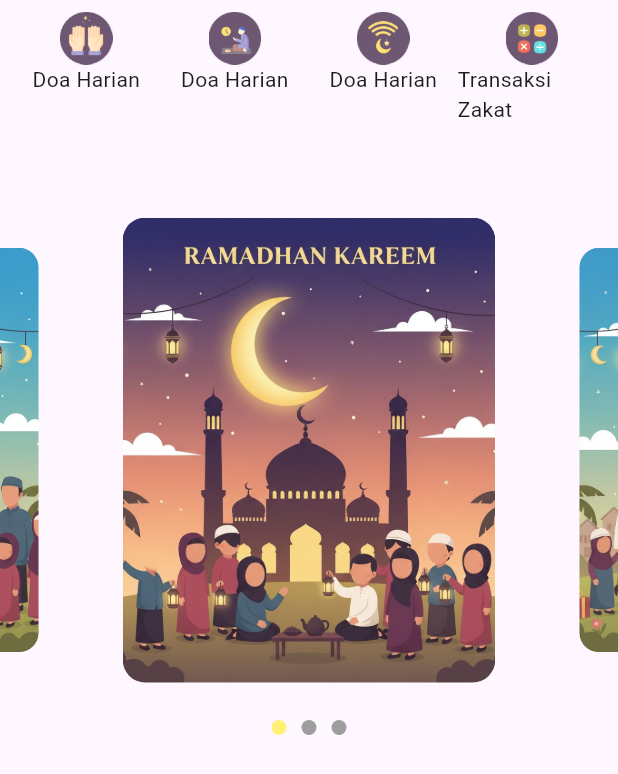
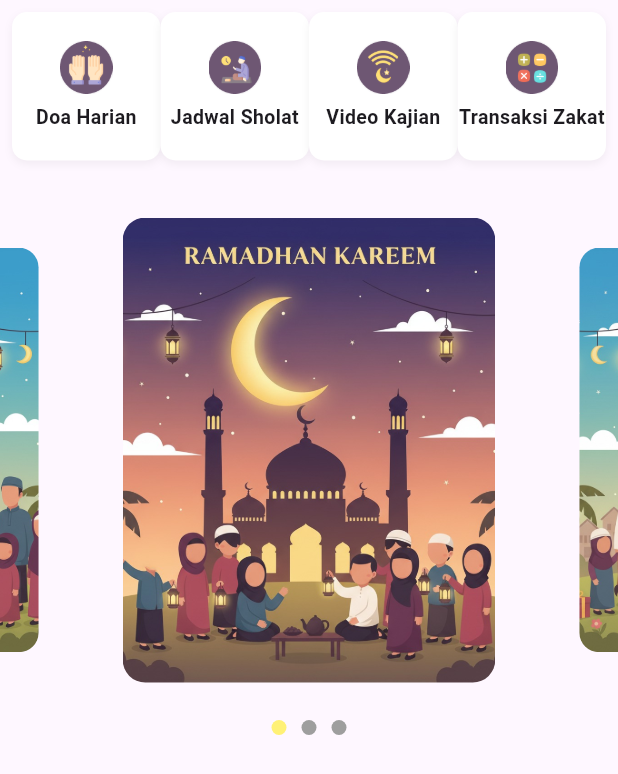
Before and after one commit to Gha211th/Bitaqwa-App-Project, a Flutter app: the screen it shows after launch, on a phone screen of 412 x 824 dp. Shown: the top 774 px of the screen. Run offline on Flutter 3.47's test engine with Material 3 defaults, Android fonts, the phone set to English and light mode, and no system bars; drawn by our look-alikes of carousel_slider; our stand-ins replace geocoding, geolocator, permission_handler, shared_preferences; missing offline and left inert: string_similarity; Roboto replaces fonts that are missing (monserrat).

Commit message:
modify the button

```diff
--- a/lib/pages/home_page.dart
+++ b/lib/pages/home_page.dart
@@ -39,7 +39,34 @@ class _Home_PageState extends State<Home_Page> {
   }
 
   Widget _buildMenuItem(String iconPath, String title, String rootName) {
-    return Column(children: [Image.asset(iconPath, width: 35), Text(title)]);
+    return Container(
+      decoration: BoxDecoration(
+        color: Colors.white,
+        borderRadius: BorderRadius.circular(10),
+        boxShadow: [
+          BoxShadow(
+            color: Colors.black.withOpacity(0.05),
+            blurRadius: 4,
+            offset: const Offset(0, 2),
+          ),
+        ],
+      ),
+      child: Column(
+        mainAxisAlignment: MainAxisAlignment.center,
+        children: [
+          Image.asset(iconPath, width: 35),
+          const SizedBox(height: 6),
+          Text(
+            title,
+            style: TextStyle(
+              fontFamily: 'monserrat',
+              fontWeight: FontWeight.w700,
+              fontSize: 13,
+            ),
+          ),
+        ],
+      ),
+    );
   }
 
   Widget _menuBuildGridsection() {
@@ -53,18 +80,18 @@ class _Home_PageState extends State<Home_Page> {
           _buildMenuItem('assets/images/ic_menu_doa.png', 'Doa Harian', '/doa'),
           _buildMenuItem(
             'assets/images/ic_menu_jadwal_sholat.png',
-            'Doa Harian',
-            '/doa',
+            'Jadwal Sholat',
+            '/jadwal_sholat',
           ),
           _buildMenuItem(
             'assets/images/ic_menu_video_kajian.png',
-            'Doa Harian',
-            '/doa',
+            'Video Kajian',
+            '/video_kajian',
           ),
           _buildMenuItem(
             'assets/images/ic_menu_zakat.png',
             'Transaksi Zakat',
-            '/doa',
+            '/transfer_zakat',
           ),
         ],
       ),
--- a/pubspec.yaml
+++ b/pubspec.yaml
@@ -66,7 +66,7 @@ flutter:
   # the material Icons class.
   uses-material-design: true
   fonts:
-    - family: montserrat-reg
+    - family: montserrat
       fonts:
         - asset: assets/fonts/Montserrat-Regular.ttf
         - asset: assets/fonts/Montserrat-bold.ttf
```
